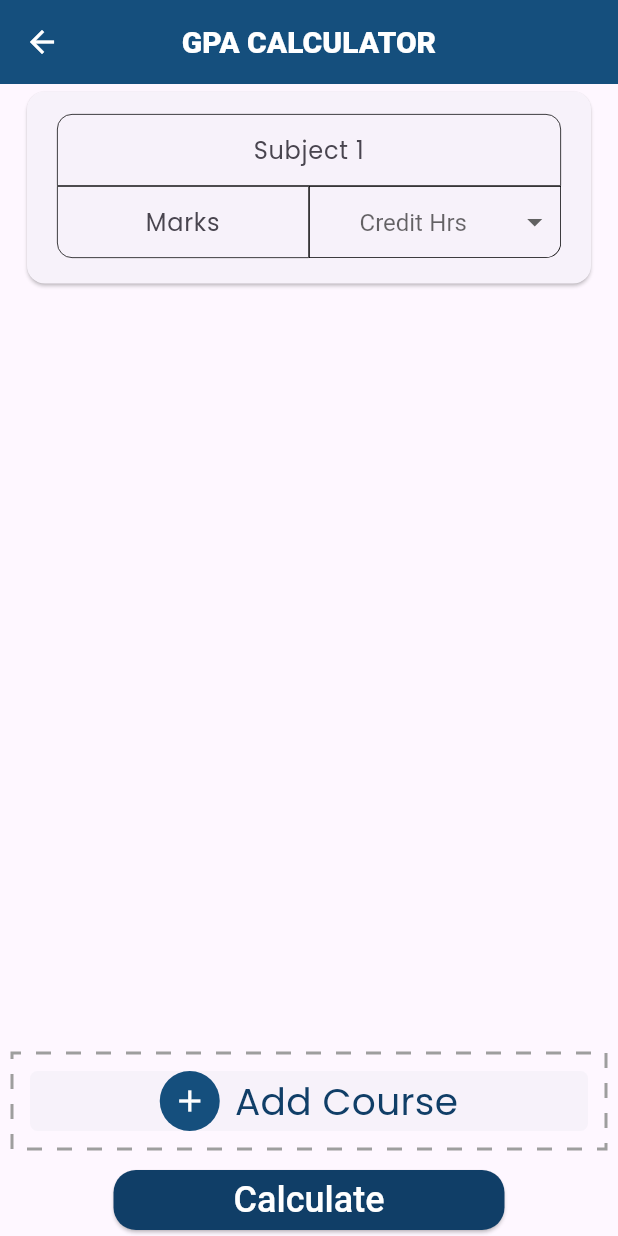
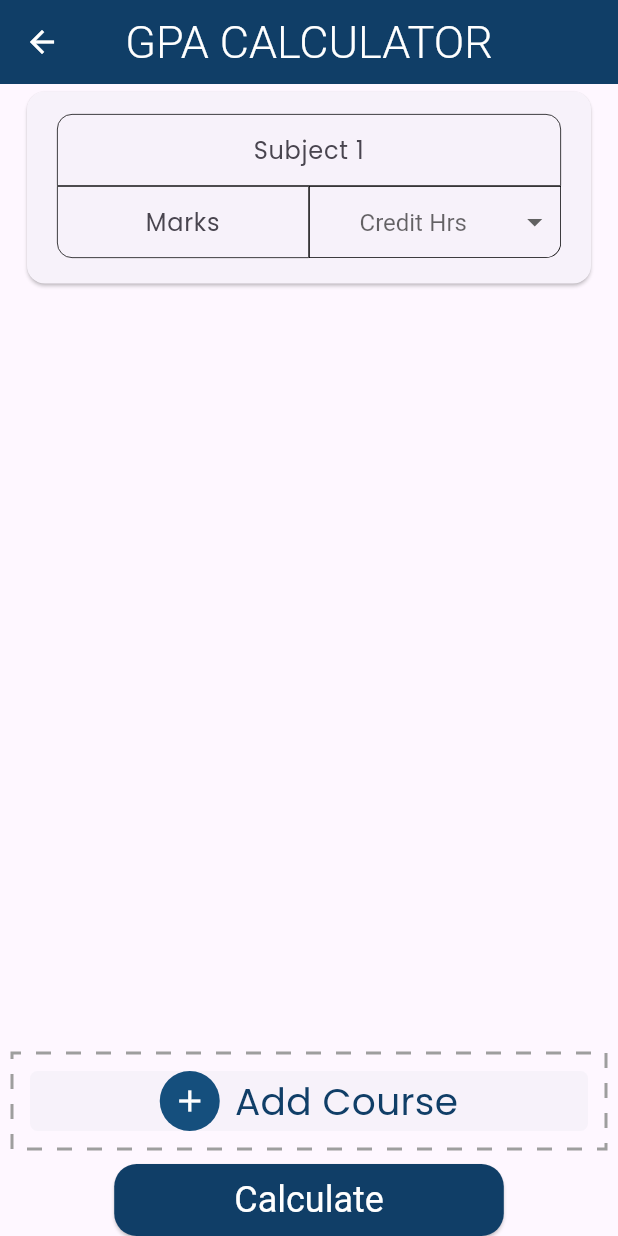
Before and after one commit to thezuraiz/Riphah-Gpa-Calculator, a Flutter app: the GPAScreen screen opened by its route, on a phone screen of 412 x 824 dp. Run offline on Flutter 3.47's test engine with Material 3 defaults, Android fonts, the phone set to English and light mode, and no system bars; drawn by our look-alikes of dotted_border, flutter_slidable; our stand-ins replace cloud_firestore, firebase_auth, firebase_core, flutter_styled_toast, form_field_validator, google_fonts and 2 more; accounts and stored records are empty.

```diff
--- a/lib/Pages/Student Panel/gpaPage.dart
+++ b/lib/Pages/Student Panel/gpaPage.dart
@@ -4,6 +4,9 @@ import 'package:flutter_slidable/flutter_slidable.dart';
 import 'package:flutter_styled_toast/flutter_styled_toast.dart';
 import 'package:riphah_cgpa_calculator/Ui%20Helper/color.dart';
 import 'package:riphah_cgpa_calculator/Ui%20Helper/widget_helper.dart';
+import 'package:cloud_firestore/cloud_firestore.dart';
+import 'package:firebase_auth/firebase_auth.dart';
+
 class GPAScreen extends StatefulWidget {
   const GPAScreen({Key? key}) : super(key: key);
 
@@ -31,10 +34,10 @@ class _GPAScreenState extends State<GPAScreen> {
   late List<TextEditingController> subjectControllers;
   late List<TextEditingController> marksControllers;
 
-  List<String> _creditPoints = ['1', '2', '3', '4'];
+  final List<String> _creditPoints = ['1', '2', '3', '4'];
 
-  List<int> _selectedMarks = [];
-  List<String?> _selectedCreditPoints = [];
+  final List<int> _selectedMarks = [];
+  final List<String?> _selectedCreditPoints = [];
   double GPA = 0.0;
   bool showBottomResult = false;
 
@@ -47,10 +50,8 @@ class _GPAScreenState extends State<GPAScreen> {
       TextEditingController marksController = TextEditingController();
       subjectControllers.add(subjectController);
       marksControllers.add(marksController);
-      setState(() {
-
-      });
-    }else{
+      setState(() {});
+    } else {
       WidgetHelper.custom_error_toast(context, "Reached Maximum Courses");
       setState(() {
         showBottomResult = false;
@@ -62,14 +63,9 @@ class _GPAScreenState extends State<GPAScreen> {
   Widget build(BuildContext context) {
     return Scaffold(
       appBar: AppBar(
-        title: Text("GPA CALCULATOR",style: TextStyle(fontSize: 20,fontWeight: FontWeight.w800),
-        ),
-        centerTitle: true,
-        backgroundColor: const Color(0xff154F7D),
-        iconTheme: IconThemeData(
-          color: Colors.white,
-        ),
-      ),
+          title: const Text(
+        "GPA CALCULATOR",
+      )),
       body: Padding(
         padding: const EdgeInsets.symmetric(horizontal: 8.0),
         child: Column(
@@ -81,7 +77,7 @@ class _GPAScreenState extends State<GPAScreen> {
                   return Slidable(
                       key: ValueKey(_selectedMarks[index]),
                       endActionPane: ActionPane(
-                        motion: ScrollMotion(),
+                        motion: const ScrollMotion(),
                         children: [
                           SlidableAction(
                               backgroundColor: Colors.red,
@@ -107,13 +103,12 @@ class _GPAScreenState extends State<GPAScreen> {
             InkWell(
               onTap: () => addSubject(),
               child: Container(
-                margin: EdgeInsets.symmetric(vertical: 10),
+                margin: const EdgeInsets.symmetric(vertical: 10),
                 child: DottedBorder(
                   borderType: BorderType.RRect,
                   dashPattern: const [10, 10],
                   color: Colors.grey,
                   strokeWidth: 2,
-                  child: Container(
                   child: Card(
                     elevation: 0,
                     margin: const EdgeInsets.all(10),
@@ -125,17 +120,22 @@ class _GPAScreenState extends State<GPAScreen> {
                         mainAxisAlignment: MainAxisAlignment.center,
                         crossAxisAlignment: CrossAxisAlignment.center,
                         children: [
-                            CircleAvatar(
-                              child: const Icon(
+                          const CircleAvatar(
+                            backgroundColor: Color(0xff154F7D),
+                            child: Icon(
                               Icons.add,
                               color: Colors.white,
                             ),
-                              backgroundColor: const Color(0xff154F7D),
                           ),
                           const SizedBox(width: 10),
-                            Text("Add Course",style: TextStyle(fontWeight: FontWeight.normal,fontSize: 25,color: Color(Color_helper.button_color)),),
+                          Text(
+                            "Add Course",
+                            style: TextStyle(
+                                fontWeight: FontWeight.normal,
+                                fontSize: 25,
+                                color: Color(Color_helper.button_color)),
+                          ),
                         ],
-                        ),
                       ),
                     ),
                   ),
@@ -155,16 +155,19 @@ class _GPAScreenState extends State<GPAScreen> {
                   setState(() {});
                 }
               },
-              child: Text("Calculate"),
               style: ElevatedButton.styleFrom(
                   backgroundColor: Color(Color_helper.button_color),
                   padding: const EdgeInsets.only(
                     left: 80,
                     right: 80,
-                  top: 5,
-                  bottom: 5,
+                    top: 10,
+                    bottom: 10,
                   ),
-               shape: RoundedRectangleBorder(borderRadius: BorderRadius.circular(15))
+                  shape: RoundedRectangleBorder(
+                      borderRadius: BorderRadius.circular(15))),
+              child: const Text(
+                "Calculate",
+                style: TextStyle(fontWeight: FontWeight.normal),
               ),
             ),
             if (showBottomResult)
@@ -178,33 +181,38 @@ class _GPAScreenState extends State<GPAScreen> {
   bool validateAllFields() {
     bool isValid = true;
 
-    for (int i = 0; i< marksControllers.length; i++) {
-
+    for (int i = 0; i < marksControllers.length; i++) {
       // Checking Marks Validation
       final String marksText = marksControllers[i].text;
       if (marksText.isEmpty) {
-        WidgetHelper.custom_error_toast(context, "Marks Required in Subject ${marksControllers.length}");
+        WidgetHelper.custom_error_toast(
+            context, "Marks Required in Subject ${marksControllers.length}");
         isValid = false;
       } else {
         final int? marks = int.tryParse(marksText);
         if (marks == null) {
-          WidgetHelper.custom_error_toast(context, "Invalid Marks in Subject ${marksControllers.length}");
+          WidgetHelper.custom_error_toast(
+              context, "Invalid Marks in Subject ${marksControllers.length}");
           isValid = false;
         } else if (marks == 0) {
-          WidgetHelper.custom_error_toast(context, "Marks Required in Subject ${marksControllers.length}");
+          WidgetHelper.custom_error_toast(
+              context, "Marks Required in Subject ${marksControllers.length}");
           isValid = false;
         } else if (marks < 0) {
-          WidgetHelper.custom_error_toast(context, "Minimum Marks should be 0 in Subject ${marksControllers.length}");
+          WidgetHelper.custom_error_toast(context,
+              "Minimum Marks should be 0 in Subject ${marksControllers.length}");
           isValid = false;
         } else if (marks >= 100) {
-          WidgetHelper.custom_error_toast(context, "Maximum Marks should be 100 in Subject ${marksControllers.length}");
+          WidgetHelper.custom_error_toast(context,
+              "Maximum Marks should be 100 in Subject ${marksControllers.length}");
           isValid = false;
         }
       }
 
       // Checking Grade Validation
-      if(_selectedCreditPoints[i] == null){
-        WidgetHelper.custom_error_toast(context, "Select Grade of Subject ${i+1}");
+      if (_selectedCreditPoints[i] == null) {
+        WidgetHelper.custom_error_toast(
+            context, "Select Grade of Subject ${i + 1}");
       }
     }
 
@@ -245,18 +253,18 @@ class _GPAScreenState extends State<GPAScreen> {
 
   Widget SubjectRow(int index) {
     return Card(
-      margin: EdgeInsets.symmetric(vertical: 5, horizontal: 10),
+      margin: const EdgeInsets.symmetric(vertical: 5, horizontal: 10),
       child: Container(
-        padding: EdgeInsets.symmetric(horizontal: 20, vertical: 15),
+        padding: const EdgeInsets.symmetric(horizontal: 20, vertical: 15),
         child: Column(
           children: [
             TextFormField(
               textAlign: TextAlign.center,
               controller: subjectControllers[index],
               decoration: InputDecoration(
-                contentPadding: EdgeInsets.all(0),
+                contentPadding: const EdgeInsets.all(0),
                 hintText: "Subject ${index + 1}",
-                border: OutlineInputBorder(
+                border: const OutlineInputBorder(
                   borderSide: BorderSide(
                     color: Colors.black,
                     width: 0.5,
@@ -265,7 +273,7 @@ class _GPAScreenState extends State<GPAScreen> {
                       topLeft: Radius.circular(10),
                       topRight: Radius.circular(10)),
                 ),
-                enabledBorder: OutlineInputBorder(
+                enabledBorder: const OutlineInputBorder(
                   borderSide: BorderSide(
                     color: Colors.black,
                     width: 0.5,
@@ -274,7 +282,7 @@ class _GPAScreenState extends State<GPAScreen> {
                       topLeft: Radius.circular(10),
                       topRight: Radius.circular(10)),
                 ),
-                focusedBorder: OutlineInputBorder(
+                focusedBorder: const OutlineInputBorder(
                   borderSide: BorderSide(
                     color: Colors.black,
                     width: 0.5,
@@ -290,11 +298,11 @@ class _GPAScreenState extends State<GPAScreen> {
               crossAxisAlignment: CrossAxisAlignment.start,
               children: [
                 Expanded(
-                  child: Container(
+                  child: SizedBox(
                     height: 50, // Set the height of the container
                     child: TextFormField(
                       textAlign: TextAlign.center,
-                      decoration: InputDecoration(
+                      decoration: const InputDecoration(
                         focusedBorder: OutlineInputBorder(
                           borderSide: BorderSide(
                             color: Colors.black,
@@ -318,7 +326,7 @@ class _GPAScreenState extends State<GPAScreen> {
                       ),
                       onChanged: (value) {
                         marksControllers[index].text = value;
-                        print("Marks=> ${marksControllers[index].text}");
+                        // print("Marks=> ${marksControllers[index].text}");
                         showBottomResult = false;
                         setState(() {});
                       },
@@ -335,7 +343,7 @@ class _GPAScreenState extends State<GPAScreen> {
                         width: 0.5,
                         color: Colors.black,
                       ),
-                      borderRadius: BorderRadius.only(
+                      borderRadius: const BorderRadius.only(
                         bottomRight: Radius.circular(10),
                       ),
                     ),
@@ -381,8 +389,14 @@ class _GPAScreenState extends State<GPAScreen> {
 }
 
 Widget ButtomGPAComponent(totalCr, selectedCreditPoints) {
-  print("totalCr: ${selectedCreditPoints.runtimeType}");
-  print("selectedCreditPoints: $selectedCreditPoints");
+  // print("totalCr: ${selectedCreditPoints.runtimeType}");
+  // print("selectedCreditPoints: $selectedCreditPoints");
+  try {
+    String studentId = FirebaseAuth.instance.currentUser!.uid;
+    FirebaseFirestore.instance.collection("Students").doc(studentId).update({
+      "gpa": selectedCreditPoints.toStringAsFixed(2)
+    });
+  }catch(e){}
 
   var crHrs = totalCr.fold(0, (sum, cr) {
     if (cr == null) cr = '0';
@@ -400,20 +414,26 @@ Widget ButtomGPAComponent(totalCr, selectedCreditPoints) {
             Column(
               crossAxisAlignment: CrossAxisAlignment.start,
               children: [
-                Text("Total Crd",style: TextStyle(fontSize: 26, fontWeight: FontWeight.w300),),
+                const Text(
+                  "Total Crd",
+                  style: TextStyle(fontSize: 26, fontWeight: FontWeight.w300),
+                ),
                 Text(
                   crHrs.toString(),
-                  style: TextStyle(fontSize: 32, fontWeight: FontWeight.w500),
+                  style: const TextStyle(fontSize: 32, fontWeight: FontWeight.w500),
                 ),
               ],
             ),
             Column(
               crossAxisAlignment: CrossAxisAlignment.end,
               children: [
-                Text("GPA",style: TextStyle(fontSize: 26, fontWeight: FontWeight.w300),),
+                const Text(
+                  "GPA",
+                  style: TextStyle(fontSize: 26, fontWeight: FontWeight.w300),
+                ),
                 Text(
                   selectedCreditPoints.toStringAsFixed(2),
-                  style: TextStyle(fontSize: 32, fontWeight: FontWeight.w500),
+                  style: const TextStyle(fontSize: 32, fontWeight: FontWeight.w500),
                 ),
               ],
             )
--- a/lib/main.dart
+++ b/lib/main.dart
@@ -30,7 +30,7 @@ class MyApp extends StatelessWidget {
       title: 'Flutter Demo',
       debugShowCheckedModeBanner: false,
       theme: UiThemeData(),
-      initialRoute: Routes.gpa,
+      initialRoute: Routes.splashScreen,
       routes: {
         Routes.splashScreen: (context) => const SplashScreen(),
         Routes.loginPage: (context) => const LoginPage(),
```
Also changed, not shown: lib/Pages/Auth Pages/splash_screen.dart (+10 -9 lines). Lines whose indentation alone changed are shown as unchanged.
